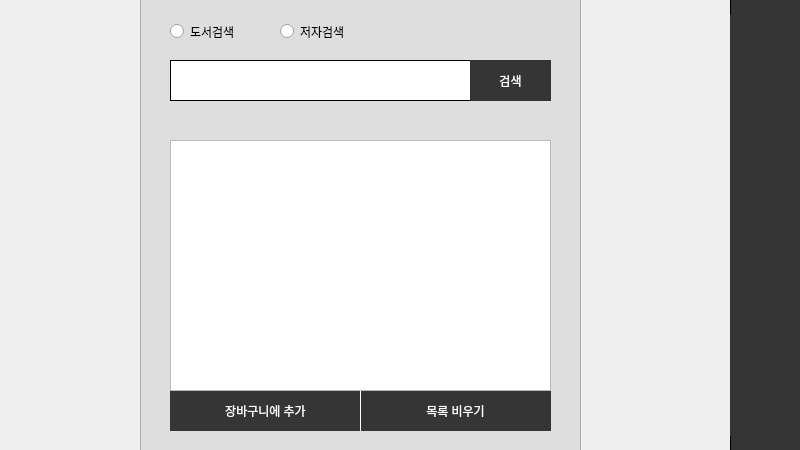
Qt form search.ui (EUI-s-bookstore/bookstore) before a commit.
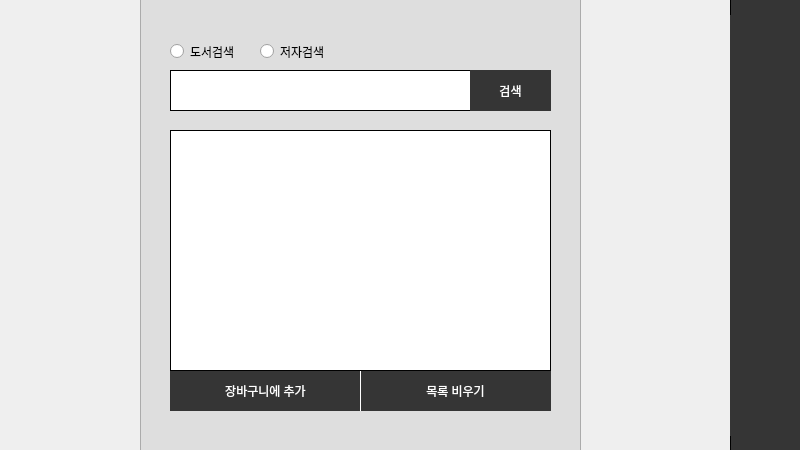
The same form after that commit. Icons and pictures are not drawn.

```diff
--- a/search.ui
+++ b/search.ui
@@ -327,7 +327,7 @@
    <property name="geometry">
     <rect>
      <x>170</x>
-     <y>60</y>
+     <y>70</y>
      <width>381</width>
      <height>41</height>
     </rect>
@@ -347,7 +347,7 @@
    <property name="geometry">
     <rect>
      <x>470</x>
-     <y>60</y>
+     <y>70</y>
      <width>81</width>
      <height>41</height>
     </rect>
@@ -380,7 +380,7 @@
    <property name="geometry">
     <rect>
      <x>170</x>
-     <y>390</y>
+     <y>370</y>
      <width>191</width>
      <height>41</height>
     </rect>
@@ -429,7 +429,7 @@
    <property name="geometry">
     <rect>
      <x>360</x>
-     <y>390</y>
+     <y>370</y>
      <width>191</width>
      <height>41</height>
     </rect>
@@ -464,7 +464,7 @@
    <property name="geometry">
     <rect>
      <x>170</x>
-     <y>20</y>
+     <y>40</y>
      <width>112</width>
      <height>23</height>
     </rect>
@@ -476,8 +476,8 @@
   <widget class="QRadioButton" name="writer_check">
    <property name="geometry">
     <rect>
-     <x>280</x>
-     <y>20</y>
+     <x>260</x>
+     <y>40</y>
      <width>112</width>
      <height>23</height>
     </rect>
@@ -490,13 +490,16 @@
    <property name="geometry">
     <rect>
      <x>170</x>
-     <y>140</y>
+     <y>130</y>
      <width>381</width>
-     <height>251</height>
+     <height>241</height>
     </rect>
    </property>
-   <property name="mouseTracking">
-    <bool>true</bool>
+   <property name="styleSheet">
+    <string notr="true">
+border:1px solid #000;
+background:#fff;
+</string>
    </property>
    <property name="dragEnabled">
     <bool>false</bool>
@@ -507,9 +510,6 @@
    <property name="selectionMode">
     <enum>QAbstractItemView::MultiSelection</enum>
    </property>
-   <property name="textElideMode">
-    <enum>Qt::ElideLeft</enum>
-   </property>
   </widget>
   <zorder>textBrowser_2</zorder>
   <zorder>textBrowser_3</zorder>
```
Left out of the diff: 6 changed lines with no effect on the pictures.
